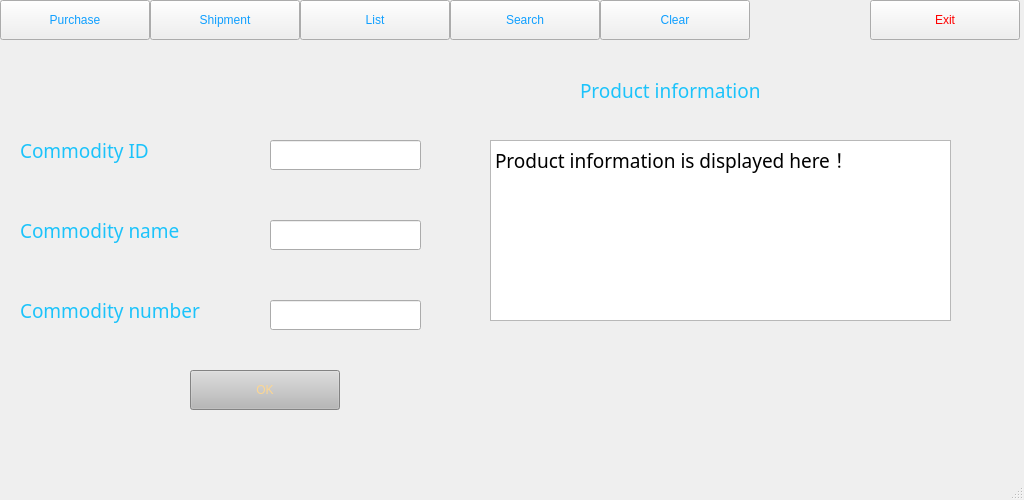
This is mainwindow.ui in Stefancharles/WareHouse as Qt 5 draws it before an edit. The edited form follows.
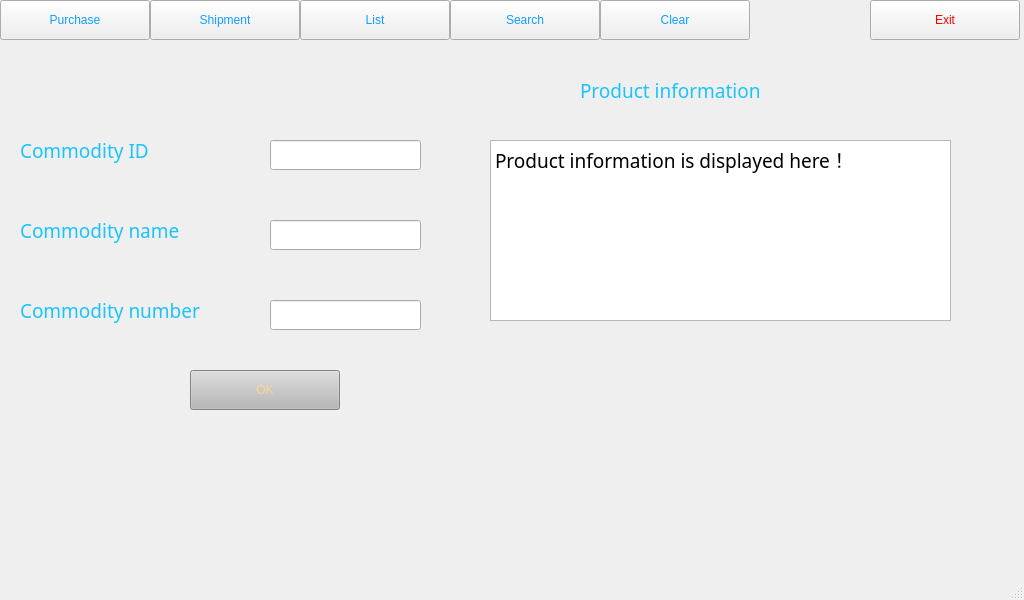
This is the edited form.

The edit to the form file:
```diff
--- a/mainwindow.ui
+++ b/mainwindow.ui
@@ -7,7 +7,7 @@
     <x>0</x>
     <y>0</y>
     <width>1024</width>
-    <height>500</height>
+    <height>600</height>
    </rect>
   </property>
   <property name="windowTitle">
```
Left out of the diff: 2 changed lines with no effect on the pictures.
